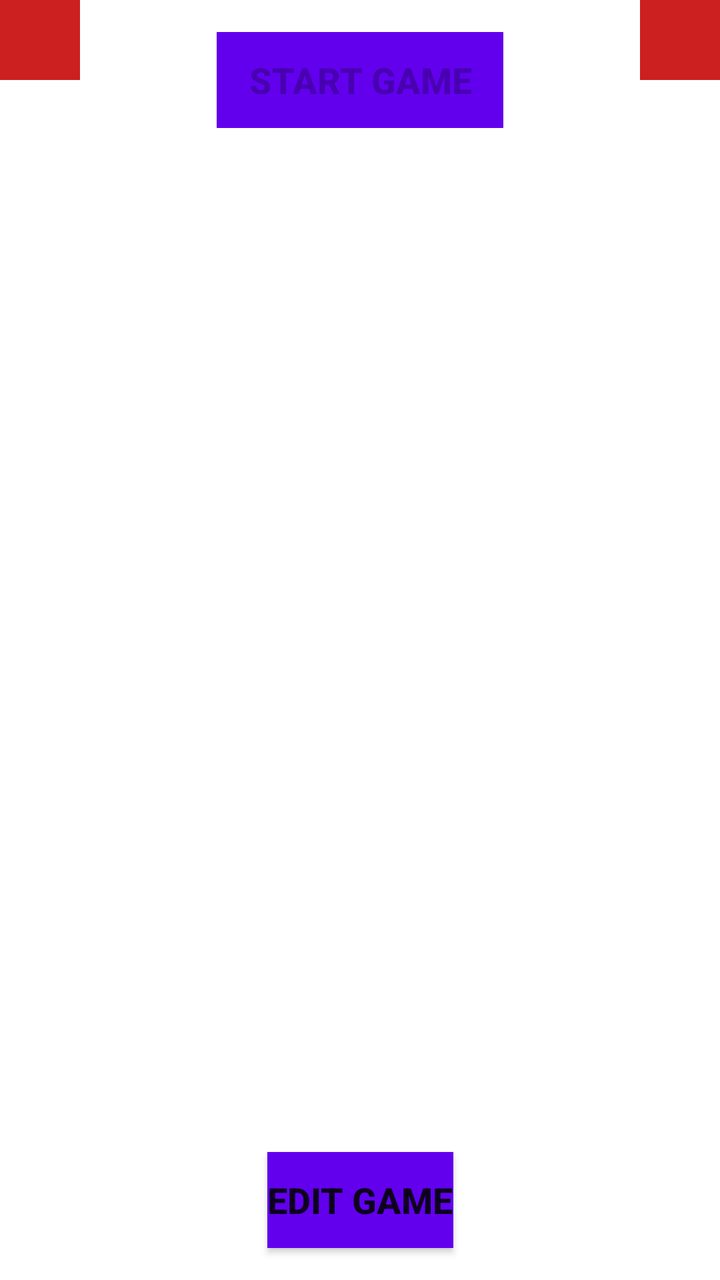
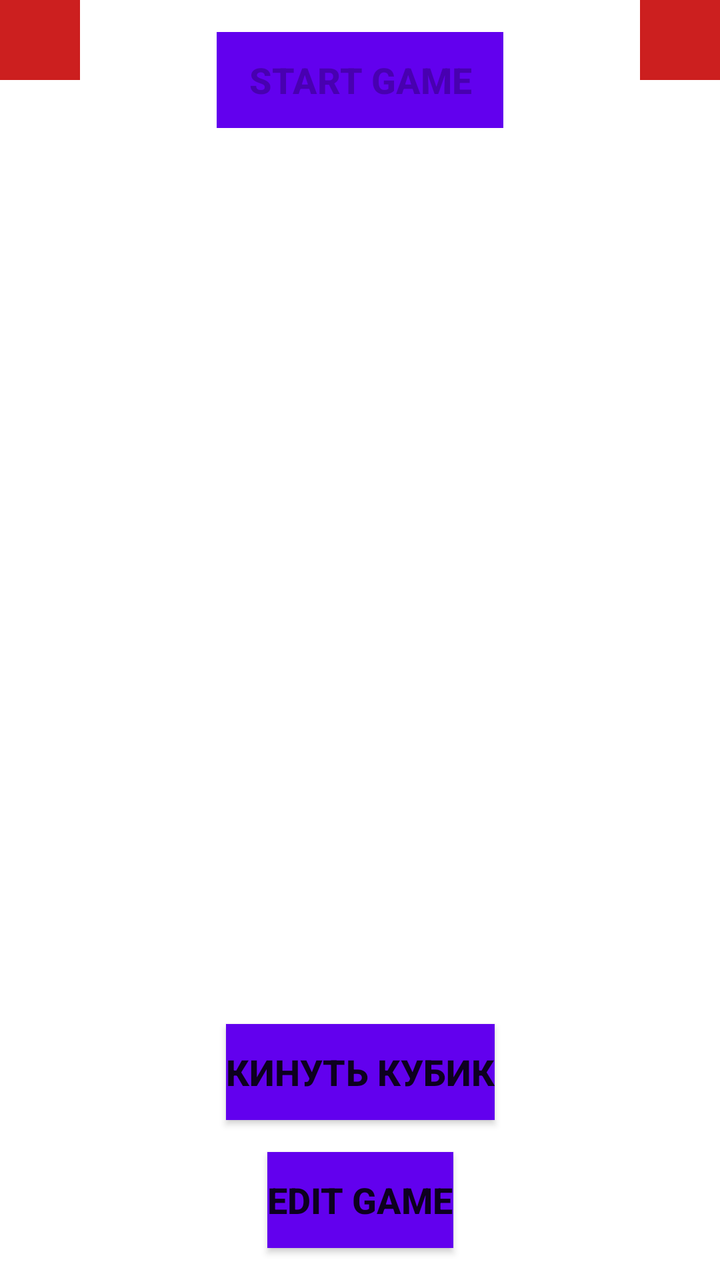

Before-and-after screenshots of an Android layout around one commit, followed by the original layout XML and the change that was made.
<!-- AndroidManifest.xml: application theme Theme.Twiligihts -->
<!-- res/layout/fragment_start_screen.xml -->
<?xml version="1.0" encoding="utf-8"?>
<androidx.constraintlayout.widget.ConstraintLayout xmlns:android="http://schemas.android.com/apk/res/android"
    xmlns:app="http://schemas.android.com/apk/res-auto"
    android:layout_width="match_parent"
    android:layout_height="match_parent">

    <Button
        android:id="@+id/startGameButton"
        android:layout_width="wrap_content"
        android:layout_height="wrap_content"
        android:layout_marginTop="16dp"
        android:background="?attr/colorPrimary"
        android:enabled="false"
        android:paddingStart="16dp"
        android:paddingEnd="16dp"
        android:text="Start Game"
        android:textColor="?android:textColorPrimary"
        android:textSize="18sp"
        android:textStyle="bold"
        app:layout_constraintEnd_toEndOf="parent"
        app:layout_constraintStart_toStartOf="parent"
        app:layout_constraintTop_toTopOf="parent" />

    <ImageView
        android:id="@+id/testIcon"
        android:layout_width="40dp"
        android:layout_height="40dp"
        android:background="@color/gem_color_1"
        app:layout_constraintStart_toStartOf="parent"
        app:layout_constraintTop_toTopOf="parent" />

    <ImageView
        android:id="@+id/againIcon"
        android:layout_width="40dp"
        android:layout_height="40dp"
        android:background="@color/gem_color_1"
        app:layout_constraintEnd_toEndOf="parent"
        app:layout_constraintTop_toTopOf="parent" />

    <Button
        android:id="@+id/editorButton"
        android:layout_width="wrap_content"
        android:layout_height="wrap_content"
        android:layout_margin="@dimen/padding_16"
        android:layout_marginTop="16dp"
        android:background="?attr/colorPrimary"
        android:text="Edit Game"
        android:textColor="?android:textColorPrimary"
        android:textSize="18sp"
        android:textStyle="bold"
        app:layout_constraintBottom_toBottomOf="parent"
        app:layout_constraintEnd_toEndOf="parent"
        app:layout_constraintStart_toStartOf="parent" />

</androidx.constraintlayout.widget.ConstraintLayout>
<!-- resources referenced by this layout -->
<resources>
  <color name="gem_color_1">#CC1F1F</color>
  <dimen name="padding_16">16dp</dimen>
  <style name="Theme.Twiligihts" parent="Theme.MaterialComponents.DayNight.NoActionBar">
          
          <item name="colorPrimary">@color/purple_500</item>
          <item name="colorPrimaryVariant">@color/purple_700</item>
          <item name="colorOnPrimary">@color/white</item>
          
          <item name="colorSecondary">@color/teal_200</item>
          <item name="colorSecondaryVariant">@color/teal_700</item>
          <item name="colorOnSecondary">@color/black</item>
          
          <item name="android:statusBarColor" tools:targetApi="l">?attr/colorPrimaryVariant</item>
          
      </style>
  <color name="purple_500">#FF6200EE</color>
  <color name="purple_700">#FF3700B3</color>
  <color name="white">#FFFFFFFF</color>
  <color name="teal_200">#FF03DAC5</color>
  <color name="teal_700">#FF018786</color>
  <color name="black">#FF000000</color>
</resources>

<!-- the commit's change to res/layout/fragment_start_screen.xml (unified diff, before → after) -->
@@ -38,6 +38,21 @@
         app:layout_constraintTop_toTopOf="parent" />
 
     <Button
+        android:id="@+id/diceButton"
+        android:layout_width="wrap_content"
+        android:layout_height="wrap_content"
+        android:layout_margin="@dimen/padding_16"
+        android:layout_marginTop="16dp"
+        android:background="?attr/colorPrimary"
+        android:text="Кинуть кубик"
+        android:textColor="?android:textColorPrimary"
+        android:textSize="18sp"
+        android:textStyle="bold"
+        app:layout_constraintBottom_toTopOf="@id/editorButton"
+        app:layout_constraintEnd_toEndOf="parent"
+        app:layout_constraintStart_toStartOf="parent" />
+
+    <Button
         android:id="@+id/editorButton"
         android:layout_width="wrap_content"
         android:layout_height="wrap_content"
